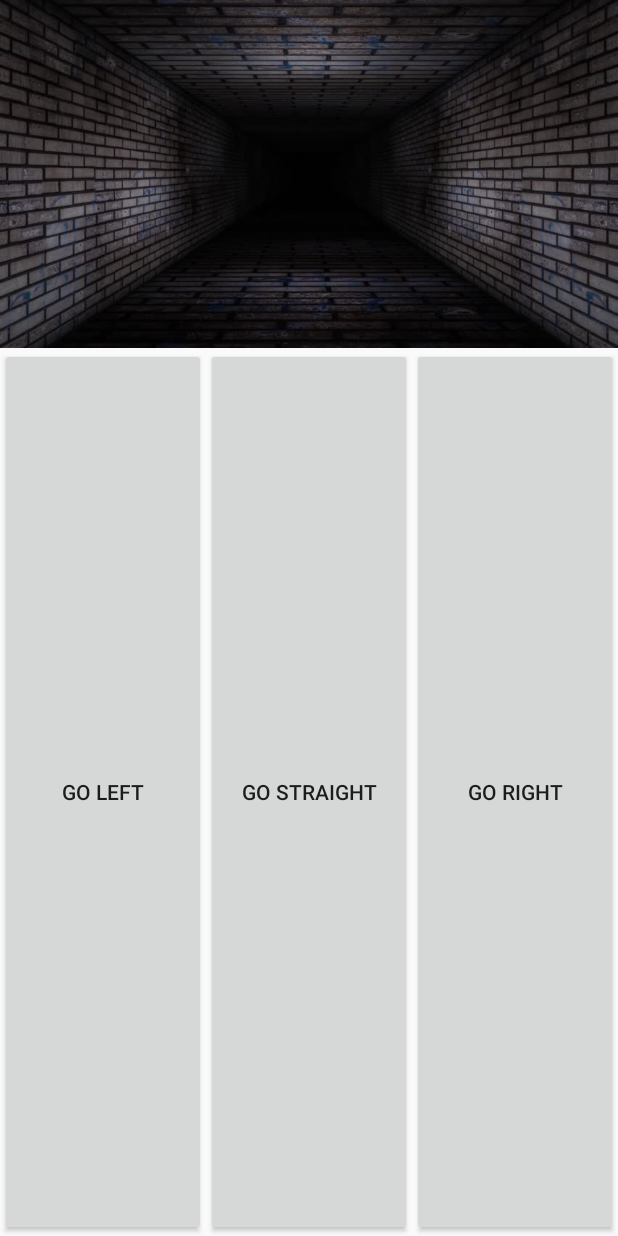
After one commit to dallaires11/AndroidWithFriends, an Android app: the Navigation screen opened directly, with no data from a screen before it, on a phone screen of 412 x 824 dp. The commit adds this screen. Run offline under Robolectric (Android 15) with nearby library versions, the phone set to English and light mode, and no system bars.

Commit message:
Ajout d'un layout bien bien basique, je ne sais pas quelle image on va mettre pour la map, donc j'ai mis quelquechose de random. Il y a 3 boutons qui ne font absolument rien pour le moment

```diff
--- a/AndroSIM/app/build.gradle
+++ b/AndroSIM/app/build.gradle
@@ -21,6 +21,7 @@ android {
 dependencies {
     implementation fileTree(dir: 'libs', include: ['*.jar'])
     implementation 'com.android.support:appcompat-v7:27.1.1'
+    implementation 'com.android.support:design:27.1.1'
     implementation 'com.android.support.constraint:constraint-layout:1.1.3'
     testImplementation 'junit:junit:4.12'
     androidTestImplementation 'com.android.support.test:runner:1.0.2'
--- a/AndroSIM/app/src/main/AndroidManifest.xml
+++ b/AndroSIM/app/src/main/AndroidManifest.xml
@@ -11,7 +11,8 @@
         android:supportsRtl="true"
         android:theme="@style/AppTheme"
         tools:ignore="GoogleAppIndexingWarning">
-        <activity android:name=".Combat"></activity>
+        <activity android:name=".Navigation"></activity>
+        <activity android:name=".Combat" />
         <activity android:name=".credit" />
         <activity
             android:name=".menu_principale"
--- /dev/null
+++ b/AndroSIM/app/src/main/java/com/example/androsim/Navigation.java
@@ -0,0 +1,13 @@
+package com.example.androsim;
+
+import android.support.v7.app.AppCompatActivity;
+import android.os.Bundle;
+
+public class Navigation extends AppCompatActivity {
+
+    @Override
+    protected void onCreate(Bundle savedInstanceState) {
+        super.onCreate(savedInstanceState);
+        setContentView(R.layout.activity_navigation);
+    }
+}
--- /dev/null
+++ b/AndroSIM/app/src/main/res/layout/activity_navigation.xml
@@ -0,0 +1,51 @@
+<?xml version="1.0" encoding="utf-8"?>
+<RelativeLayout xmlns:android="http://schemas.android.com/apk/res/android"
+    xmlns:app="http://schemas.android.com/apk/res-auto"
+    xmlns:tools="http://schemas.android.com/tools"
+    android:layout_width="match_parent"
+    android:layout_height="match_parent"
+    tools:context=".Navigation">
+
+    <LinearLayout
+        android:layout_width="match_parent"
+        android:layout_height="match_parent"
+        android:orientation="vertical">
+
+        <ImageView
+            android:id="@+id/imageView"
+            android:layout_width="wrap_content"
+            android:layout_height="wrap_content"
+            android:adjustViewBounds="true"
+            android:cropToPadding="false"
+            app:srcCompat="@drawable/pic_hallway" />
+
+        <LinearLayout
+            android:layout_width="match_parent"
+            android:layout_height="match_parent"
+            android:gravity="bottom"
+            android:orientation="horizontal">
+
+            <Button
+                android:id="@+id/button9"
+                android:layout_width="match_parent"
+                android:layout_height="match_parent"
+                android:layout_weight="1"
+                android:text="@string/go_left" />
+
+            <Button
+                android:id="@+id/button8"
+                android:layout_width="match_parent"
+                android:layout_height="match_parent"
+                android:layout_weight="1"
+                android:text="@string/go_straight" />
+
+            <Button
+                android:id="@+id/button7"
+                android:layout_width="match_parent"
+                android:layout_height="match_parent"
+                android:layout_weight="1"
+                android:text="@string/go_right" />
+        </LinearLayout>
+    </LinearLayout>
+
+</RelativeLayout>
--- a/AndroSIM/app/src/main/res/values/strings.xml
+++ b/AndroSIM/app/src/main/res/values/strings.xml
@@ -12,4 +12,7 @@
     <string name="s_np_ne_nl_nl_ns">S P E L L S</string>
     <string name="rest">Rest</string>
     <string name="attack">Attack</string>
+    <string name="go_left">Go left</string>
+    <string name="go_straight">Go straight</string>
+    <string name="go_right">Go right</string>
 </resources>
```
Also changed, not shown: AndroSIM/app/src/main/res/drawable/pic_hallway.jpg (added).
